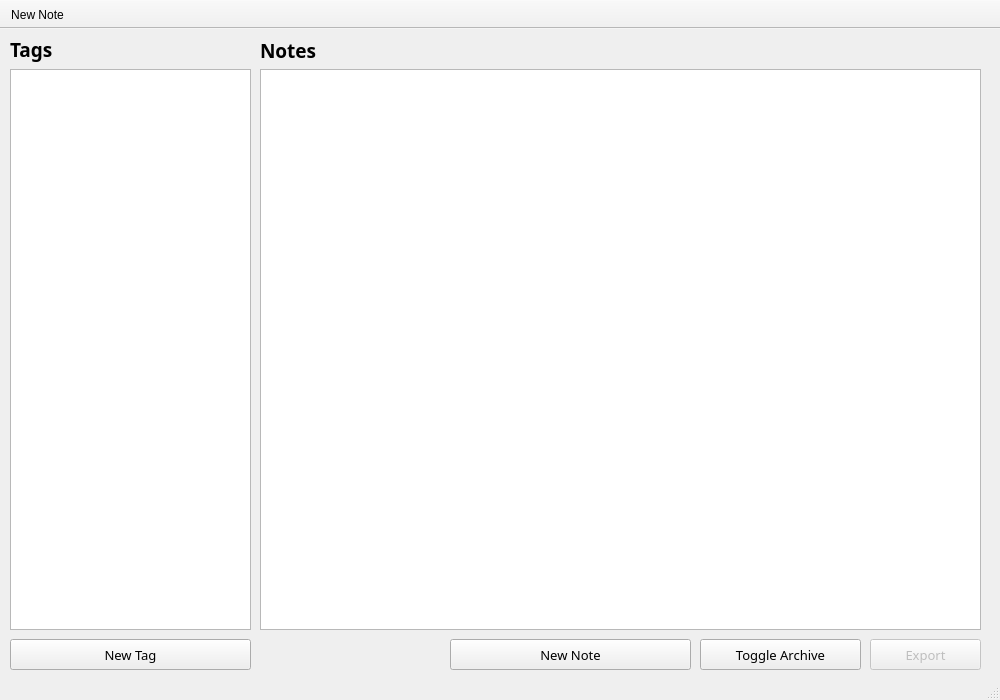
First picture: the form in Note-App/mainwindow.ui, repository knu-2-tochanenko/OOP, before the edit.
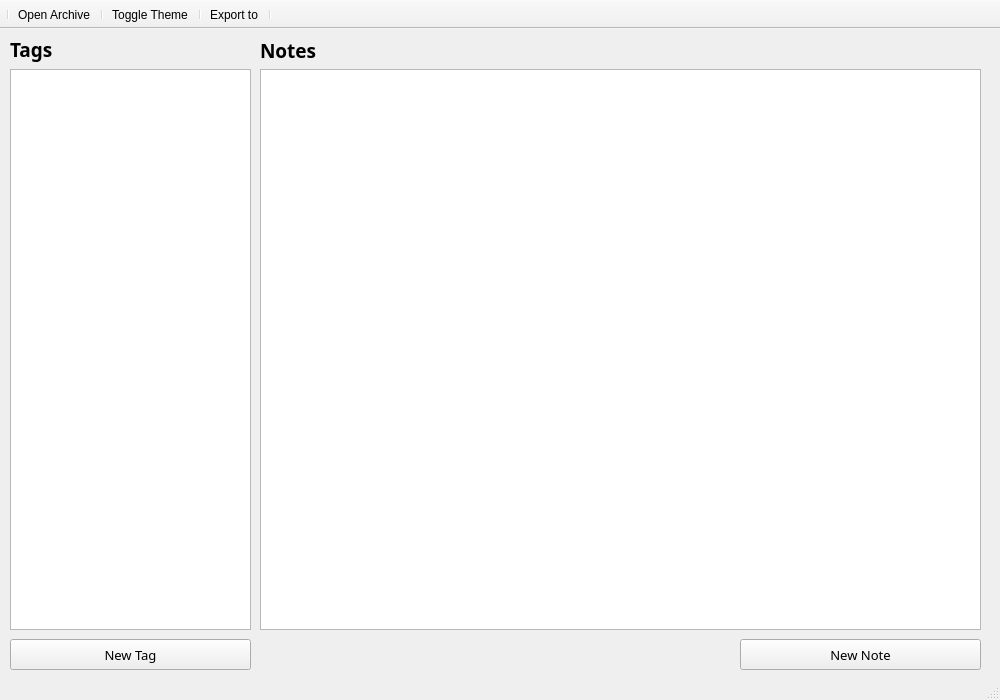
Second picture: the form after the edit.

The edit to the form file:
```diff
--- a/Note-App/mainwindow.ui
+++ b/Note-App/mainwindow.ui
@@ -93,7 +93,7 @@
    <widget class="QPushButton" name="button_newNote">
     <property name="geometry">
      <rect>
-      <x>450</x>
+      <x>740</x>
       <y>610</y>
       <width>241</width>
       <height>31</height>
@@ -108,9 +108,6 @@
     <property name="text">
      <string>New Note</string>
     </property>
-    <property name="shortcut">
-     <string>Ctrl+N</string>
-    </property>
    </widget>
    <widget class="QPushButton" name="button_newTag">
     <property name="geometry">
@@ -130,59 +127,6 @@
     <property name="text">
      <string>New Tag</string>
     </property>
-    <property name="shortcut">
-     <string>Ctrl+T</string>
-    </property>
-   </widget>
-   <widget class="QPushButton" name="button_toggleArchive">
-    <property name="enabled">
-     <bool>true</bool>
-    </property>
-    <property name="geometry">
-     <rect>
-      <x>700</x>
-      <y>610</y>
-      <width>161</width>
-      <height>31</height>
-     </rect>
-    </property>
-    <property name="font">
-     <font>
-      <family>Century Gothic</family>
-      <pointsize>10</pointsize>
-     </font>
-    </property>
-    <property name="text">
-     <string>Toggle Archive</string>
-    </property>
-    <property name="shortcut">
-     <string>Ctrl+O</string>
-    </property>
-   </widget>
-   <widget class="QPushButton" name="button_export">
-    <property name="enabled">
-     <bool>false</bool>
-    </property>
-    <property name="geometry">
-     <rect>
-      <x>870</x>
-      <y>610</y>
-      <width>111</width>
-      <height>31</height>
-     </rect>
-    </property>
-    <property name="font">
-     <font>
-      <family>Century Gothic</family>
-      <pointsize>10</pointsize>
-     </font>
-    </property>
-    <property name="text">
-     <string>Export</string>
-    </property>
-    <property name="shortcut">
-     <string>Ctrl+Shift+B</string>
-    </property>
    </widget>
    <widget class="QListWidget" name="listWidget_notes">
     <property name="geometry">
@@ -225,6 +169,9 @@
    <property name="movable">
     <bool>false</bool>
    </property>
+   <property name="allowedAreas">
+    <set>Qt::TopToolBarArea</set>
+   </property>
    <property name="floatable">
     <bool>false</bool>
    </property>
@@ -234,11 +181,36 @@
    <attribute name="toolBarBreak">
     <bool>false</bool>
    </attribute>
-   <addaction name="actionNew_Note"/>
+   <addaction name="separator"/>
+   <addaction name="actionOpen_Archive"/>
+   <addaction name="separator"/>
+   <addaction name="actionToggle_Theme"/>
+   <addaction name="separator"/>
+   <addaction name="actionExport_to"/>
+   <addaction name="separator"/>
   </widget>
-  <action name="actionNew_Note">
+  <action name="actionToggle_Theme">
    <property name="text">
-    <string>New Note</string>
+    <string>Toggle Theme</string>
+   </property>
+   <property name="shortcut">
+    <string>Ctrl+T</string>
+   </property>
+  </action>
+  <action name="actionExport_to">
+   <property name="text">
+    <string>Export to...</string>
+   </property>
+   <property name="shortcut">
+    <string>Ctrl+E</string>
+   </property>
+  </action>
+  <action name="actionOpen_Archive">
+   <property name="text">
+    <string>Open Archive</string>
+   </property>
+   <property name="shortcut">
+    <string>Ctrl+A</string>
    </property>
   </action>
  </widget>
```
